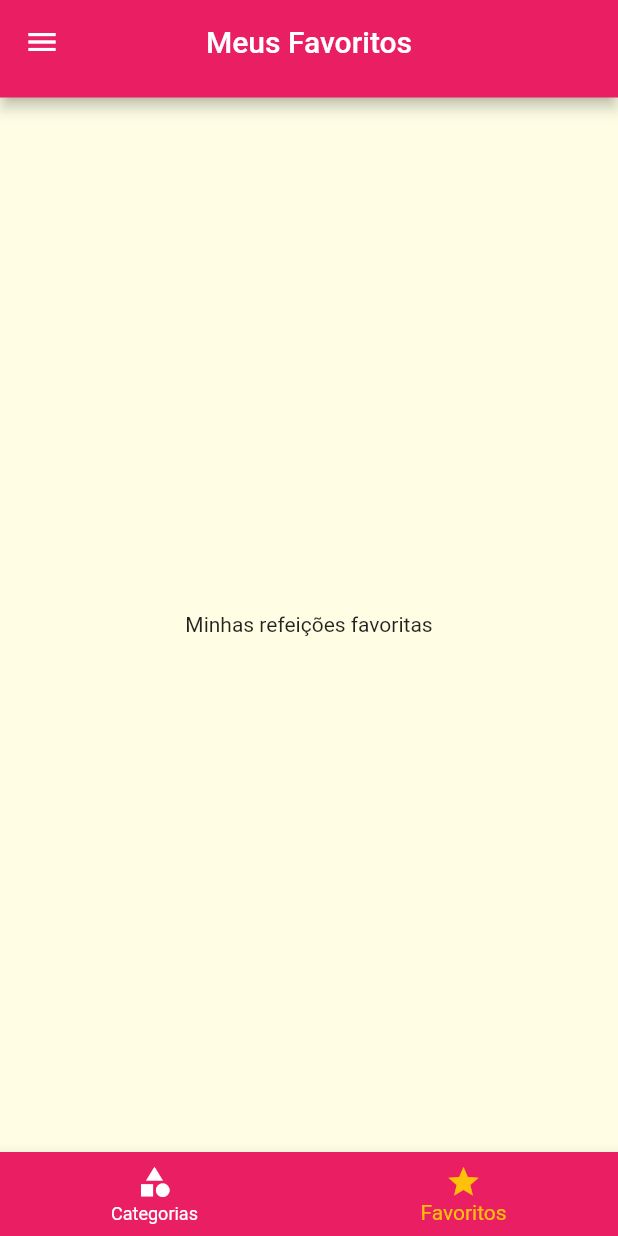
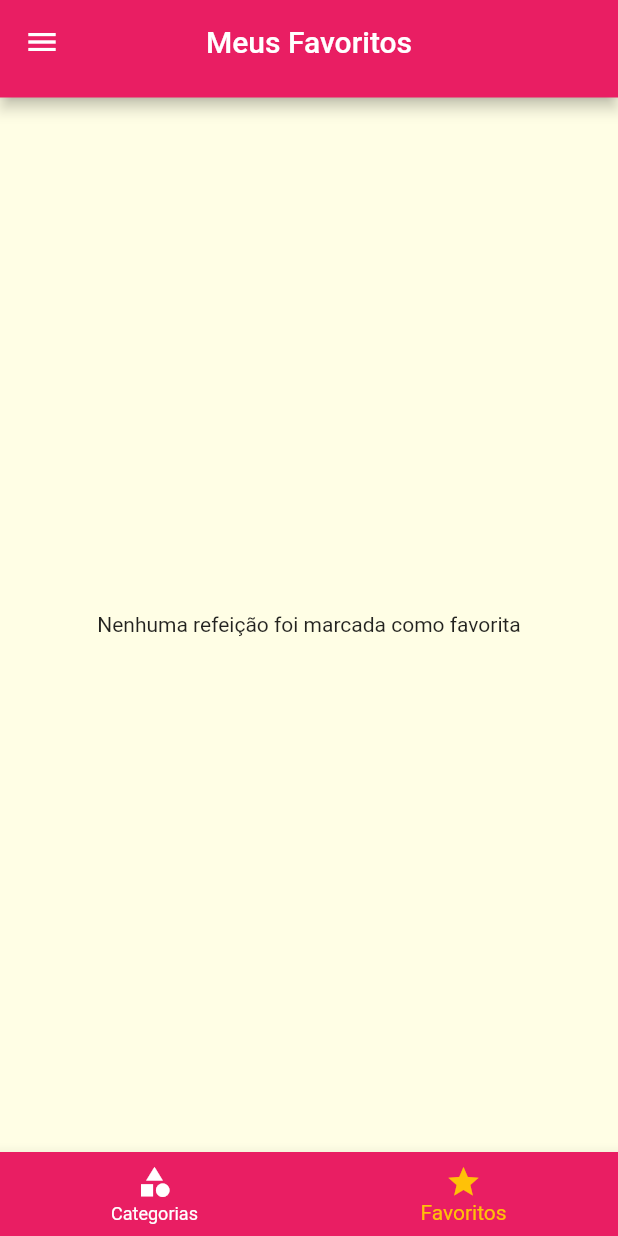
Before and after one commit to ramosnilmar/food-recipes, a Flutter app: the screen it shows after launch, item 2 of the bottom bar chosen, on a phone screen of 412 x 824 dp. Run offline on Flutter 3.47's test engine with Material 2 defaults, Android fonts, the light colour scheme and no system bars.

Commit message:
add favorite functions

```diff
--- a/lib/main.dart
+++ b/lib/main.dart
@@ -20,6 +20,8 @@ class MyApp extends StatefulWidget {
 class _MyAppState extends State<MyApp> {
   Settings settings = Settings();
   List<Meal> _availableMeals = DUMMY_MEALS;
+  final List<Meal> _favoriteMeals = [];
+
   void _filterMeals(Settings settings) {
     setState(() {
       this.settings = settings;
@@ -35,6 +37,18 @@ class _MyAppState extends State<MyApp> {
             !filterVegetarian;
       }).toList();
     });
+  }
+
+  void _toggleFavorite(Meal meal) {
+    setState(() {
+      _favoriteMeals.contains(meal)
+          ? _favoriteMeals.remove(meal)
+          : _favoriteMeals.add(meal);
+    });
+  }
+
+  bool _isFavorite(Meal meal) {
+    return _favoriteMeals.contains(meal);
   }
 
   @override
@@ -56,10 +70,13 @@ class _MyAppState extends State<MyApp> {
             )),
       ),
       routes: {
-        AppRoutes.home: (context) => const TabScreen(),
+        AppRoutes.home: (context) => TabScreen(favoriteMeals: _favoriteMeals),
         AppRoutes.categoriesMeals: (context) =>
             CategoriesMealsScreen(meals: _availableMeals),
-        AppRoutes.mealDetail: (context) => const MealDetalisScrees(),
+        AppRoutes.mealDetail: (context) => MealDetailsScrees(
+              onToggleFavorite: _toggleFavorite,
+              isFavorite: _isFavorite,
+            ),
         AppRoutes.settings: (context) => SettingScreen(
               onSettingsChanged: _filterMeals,
               settings: settings,
--- a/lib/screens/favorite_screen.dart
+++ b/lib/screens/favorite_screen.dart
@@ -1,12 +1,27 @@
+import 'package:ecommerce_app/components/meal_item.dart';
+import 'package:ecommerce_app/models/meal.dart';
 import 'package:flutter/material.dart';
 
 class FavoriteScreen extends StatelessWidget {
-  const FavoriteScreen({super.key});
+  const FavoriteScreen({super.key, required this.favoriteMeals});
+
+  final List<Meal> favoriteMeals;
 
   @override
   Widget build(BuildContext context) {
-    return const Center(
-      child: Text('Minhas refeições favoritas'),
-    );
+    if (favoriteMeals.isEmpty) {
+      return const Center(
+        child: Text('Nenhuma refeição foi marcada como favorita'),
+      );
+    } else {
+      return ListView.builder(
+        itemCount: favoriteMeals.length,
+        itemBuilder: (context, index) {
+          return MealItem(
+            meal: favoriteMeals[index],
+          );
+        },
+      );
+    }
   }
 }
--- a/lib/screens/tabs_screen.dart
+++ b/lib/screens/tabs_screen.dart
@@ -1,11 +1,14 @@
 import 'package:ecommerce_app/components/main_app_bar.dart';
 import 'package:ecommerce_app/components/main_drawer.dart';
+import 'package:ecommerce_app/models/meal.dart';
 import 'package:ecommerce_app/screens/categories_screen.dart';
 import 'package:ecommerce_app/screens/favorite_screen.dart';
 import 'package:flutter/material.dart';
 
 class TabScreen extends StatefulWidget {
-  const TabScreen({super.key});
+  const TabScreen({super.key, required this.favoriteMeals});
+
+  final List<Meal> favoriteMeals;
 
   @override
   State<TabScreen> createState() => _TabScreenState();
@@ -14,16 +17,24 @@ class TabScreen extends StatefulWidget {
 class _TabScreenState extends State<TabScreen> {
   int _selectedScreenIndex = 0;
 
-  final List<Map<String, dynamic>> _screens = [
+  late List<Map<String, dynamic>> _screens;
+
+  @override
+  void initState() {
+    super.initState();
+    _screens = [
       {
         'title': 'Lista de Categorias',
         'screen': const CategoriesScreen(),
       },
       {
         'title': 'Meus Favoritos',
-      'screen': const FavoriteScreen(),
+        'screen': FavoriteScreen(
+          favoriteMeals: widget.favoriteMeals,
+        ),
       },
     ];
+  }
 
   _selectScreen(int index) {
     setState(() {
```
Also changed, not shown: lib/screens/meal_details_screen.dart (+18 -3 lines). Lines whose indentation alone changed are shown as unchanged.
